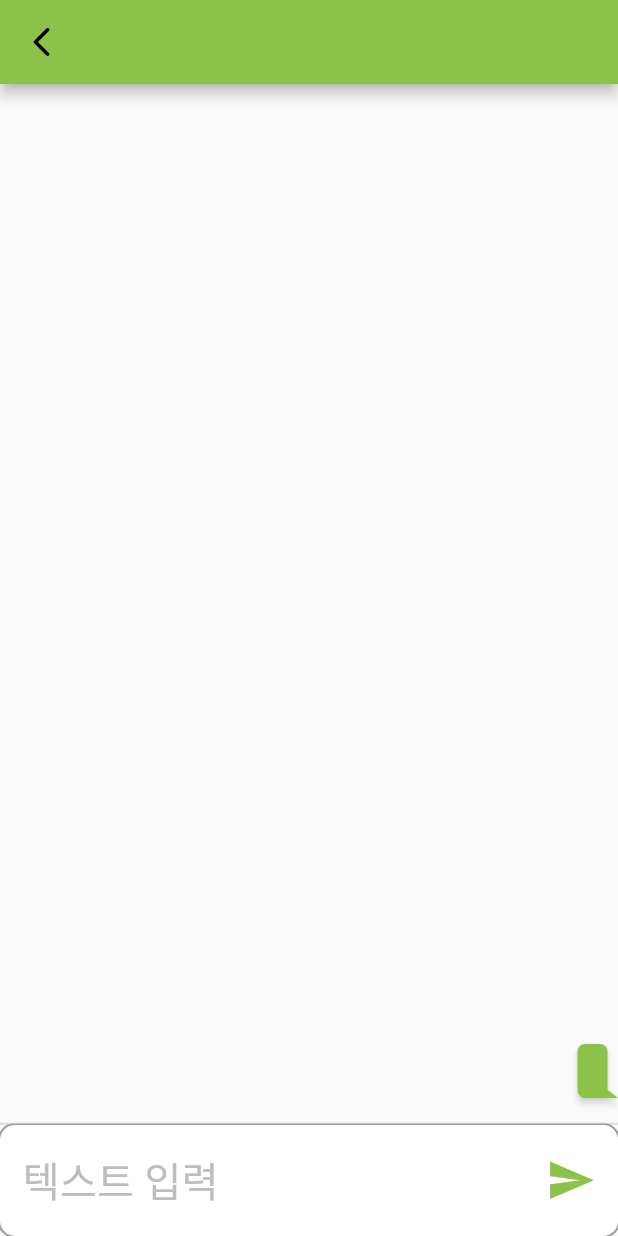
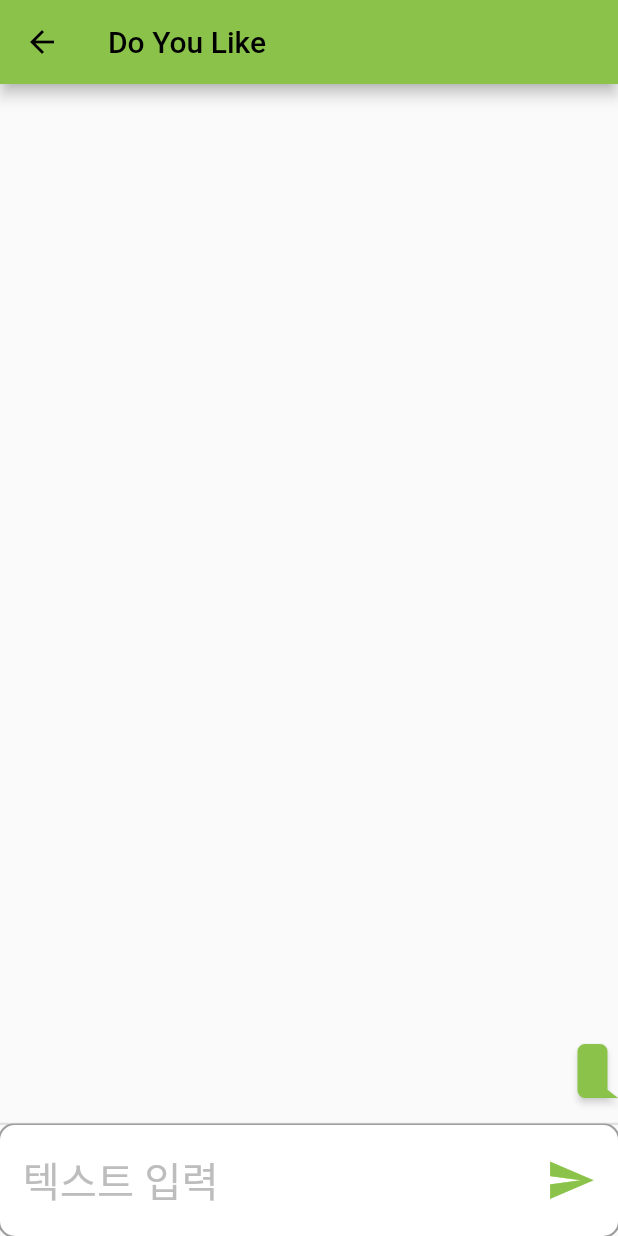
Before and after one commit to SangBumKo/practice_flutter, a Flutter app: the screen it shows once a user with an empty profile is signed in, after a tap on the "send" icon, on a phone screen of 412 x 824 dp. Run offline on Flutter 3.47's test engine with Material 2 defaults, Android fonts, the phone set to English and light mode, and no system bars; drawn by our look-alikes of flutter_chat_bubble; our stand-ins replace animated_custom_dropdown, cloud_firestore, firebase_auth, firebase_core, get, salomon_bottom_bar; missing offline and left inert: firestore_search, flutter_animated_button; accounts and stored records are empty.

Commit message:
18th Commit 09/25 22:32
-> 채팅방 들어오면 바로 로그 안보이는 것 해결
-> accept버튼 누를 시 바로 나가지는 현상 해결
-> 그룹 나가기 구현중

TODO
1. 그룹 나가기 구현
2. 그룹 없을 때 검색 전에 나오지 않는 현상 해결
3. validation구현

```diff
--- a/lib/controllers/CurrentChattingPageController.dart
+++ b/lib/controllers/CurrentChattingPageController.dart
@@ -9,12 +9,27 @@ class CurrentChattingPageController extends GetxService {
   late CollectionReference collectionRef;
   final chattingList = Rx<List<ChattingModel>>([]);
 
+  final _exitCount = RxInt(0);
+  RxInt get exitCount => _exitCount;
+
   @override
   void onInit() {
     super.onInit();
   }
 
-  void updateCollectionRef(String subCollectionPath){
+  void updateExitCount(int newCount){
+    _exitCount(newCount);
+  }
+
+  void getExitCount(){
+    if(collectionRef == null){
+      print('collectionRef is Null');
+    }else {
+      collectionRef.doc('exitCount').get();
+    }
+  }
+
+  void fixCollectionRef(String subCollectionPath){
     collectionRef = FirebaseFirestore.instance
         .collection('CHATTING_ROOMS').doc('MATCHED').
     collection(subCollectionPath);
@@ -28,9 +43,10 @@ class CurrentChattingPageController extends GetxService {
   }
 
   Future<void> load() async {
+    ///update auto
     var now = DateTime.now().millisecondsSinceEpoch;
     var result = await collectionRef
-        .where('uploadTime', isGreaterThan: now)
+        .where('uploadTime', isLessThan: now)
         .orderBy('uploadTime', descending: true)
         .get();
     var l = result.docs
@@ -49,6 +65,7 @@ class CurrentChattingPageController extends GetxService {
   }
 
   void addOne(ChattingModel model) {
+    //update auto
     chattingList.value.insert(0, model);
   }
 }
--- a/lib/screens/chatting_page/ChattingPage.dart
+++ b/lib/screens/chatting_page/ChattingPage.dart
@@ -11,13 +11,20 @@ class ChattingPage extends StatefulWidget {
   _ChattingPageState createState() => _ChattingPageState();
 }
 
+///들어온 순간 exitCount setting done
 class _ChattingPageState extends State<ChattingPage> {
   final TextEditingController _controller = TextEditingController();
   StreamSubscription? _streamSubscription;
   CurrentChattingPageController currentChattingPageController = Get.put(CurrentChattingPageController(), permanent: true);
   bool firstLoad = true;
+  bool _loading = true;
+
   @override
   void initState() {
+    super.initState();
+    WidgetsBinding.instance.addPostFrameCallback((_) async {
+      await currentChattingPageController.load();
+
       _streamSubscription = currentChattingPageController.getSnapshot().listen((event) {
         if(firstLoad) {
           firstLoad = false;
@@ -25,10 +32,11 @@ class _ChattingPageState extends State<ChattingPage> {
         }
         currentChattingPageController.addOne(ChattingModel.fromJson(event.docs[0].data() as Map<String, dynamic>));
       });
-    Future.microtask(() {
-      currentChattingPageController.load();
+
+      setState(() {
+        _loading = false;
       });
-    super.initState();
+    });
   }
 
   @override
@@ -39,22 +47,18 @@ class _ChattingPageState extends State<ChattingPage> {
 
   @override
   Widget build(BuildContext context) {
-    return Scaffold(
+    return _loading ? Scaffold(body: Center(child: CircularProgressIndicator())) :
+    Scaffold(
       appBar: AppBar(
-        //backgroundColor: Colors.grey[900],
-        leading: GestureDetector(
-            onTap: () {
-              Get.back();
-            },
-            child: Icon(Icons.arrow_back_ios_rounded)),
+        title: Text('Do You Like'),
       ),
       body: Column(
         children: [
           Expanded(
-            child: ListView(
+            child: Obx(() => (ListView(
               reverse: true,
               children: currentChattingPageController.chattingList.value.map((e) => ChattingBubble(chattingModel: e)).toList(),
-            ),
+            ))),
           ),
           SizedBox(height: Get.size.height * 0.02,),
           Divider(
--- a/lib/screens/create_group_page/CreateGroupPage.dart
+++ b/lib/screens/create_group_page/CreateGroupPage.dart
@@ -107,6 +107,7 @@ class _CreateGroupPageState extends State<CreateGroupPage> {
     await f.collection('USERS').doc(user.pk).update({'joinedGroupGk' : user.joinedGroupGk});
     await f.collection('GROUPS').doc(newGroup.gk!).set(newGroup.toJson());
 
+    //firebase update error
     currentGroupController.updateCurrentGroup(newGroup);
     currentUserController.updateJoinedGroupGk(newGroup.gk!);
   }
--- a/lib/screens/home_page/HomePage.dart
+++ b/lib/screens/home_page/HomePage.dart
@@ -27,7 +27,7 @@ class _HomePageState extends State<HomePage> {
   final _auth = FirebaseAuth.instance;
   final _isSelected = [false, false];
   late Timer _timer;
-  bool  _loading = true;
+  bool _loading = true;
   int _currentNavBarIndex = 0;
   final CurrentUserController currentUserController =
       Get.put(CurrentUserController());
@@ -39,29 +39,39 @@ class _HomePageState extends State<HomePage> {
   @override
   void initState() {
     super.initState();
-    WidgetsBinding.instance.addPostFrameCallback((_) async{
+    WidgetsBinding.instance.addPostFrameCallback((_) async {
       await firstUpdateController();
       verifyEmail();
       setState(() {
         _loading = false;
       });
       if (currentUserController.user.value.chattingRoomKey != null) {
-        currentChattingPageController.updateCollectionRef(currentUserController.user.value.chattingRoomKey!);
+        currentChattingPageController.fixCollectionRef(
+            currentUserController.user.value.chattingRoomKey!);
+        // DocumentSnapshot exitCountDocumentSnapshot = await currentChattingPageController.collectionRef.doc('exitCount').get();
+        //
+        // currentChattingPageController.updateExitCount(newExitCount);
         Get.to(() => ChattingPage());
       }
     });
   }
 
-  Future firstUpdateController() async{
+  Future firstUpdateController() async {
     //User
-    DocumentSnapshot<Map<String, dynamic>> documentSnapshot = await f.collection('USERS').doc(_auth.currentUser!.uid).get();
+    DocumentSnapshot<Map<String, dynamic>> documentSnapshot =
+        await f.collection('USERS').doc(_auth.currentUser!.uid).get();
     currentUserController.user(UserModel.fromSnapshot(documentSnapshot));
     //Group
-    if(currentUserController.user.value.joinedGroupGk != ''){
-      DocumentSnapshot<Map<String, dynamic>> documentSnapshot = await f.collection('GROUPS').doc(currentUserController.user.value.joinedGroupGk).get();
-      currentGroupController.updateCurrentGroup(GroupModel.fromSnapshot(documentSnapshot));
+    if (currentUserController.user.value.joinedGroupGk != '') {
+      DocumentSnapshot<Map<String, dynamic>> documentSnapshot = await f
+          .collection('GROUPS')
+          .doc(currentUserController.user.value.joinedGroupGk)
+          .get();
+      currentGroupController
+          .updateCurrentGroup(GroupModel.fromSnapshot(documentSnapshot));
     }
   }
+
   Future verifyEmail() async {
     if (!_auth.currentUser!.emailVerified) {
       await Get.defaultDialog(
@@ -111,20 +121,23 @@ class _HomePageState extends State<HomePage> {
   @override
   //HomePage 구조
   Widget build(BuildContext context) {
-    return _loading ? Center(child: CircularProgressIndicator()) : getScaffoldByGroupState();
+    return _loading
+        ? Scaffold(body: Center(child: CircularProgressIndicator()))
+        : getScaffoldByGroupState();
   }
 
   Widget getScaffoldByGroupState() {
-    return currentGroupController.group.value.gk == null
-        ? outOfGroup()
-        : inGroup();
+    return Obx((){
+      return currentGroupController.group.value.gk == null
+          ? outOfGroup()
+          : inGroup();
+    });
   }
 
   Scaffold outOfGroup() {
     return Scaffold(
       appBar: AppBar(
-        title: Text("Do You Like?"),
-        backgroundColor: const Color(0xFF86D58E),
+        title: Text('Do You Like'),
       ),
       body: Stack(children: [
         SizedBox.expand(),
@@ -143,7 +156,7 @@ class _HomePageState extends State<HomePage> {
   Scaffold inGroup() {
     return Scaffold(
       appBar: AppBar(
-        title: Text("Do You Like?"),
+        title: Text('Do You Like'),
         actions: [
           Padding(
             padding: const EdgeInsets.all(10.0),
@@ -199,7 +212,7 @@ class _HomePageState extends State<HomePage> {
 
   //Body에 들어갈 위젯
   StreamBuilder viewGroupsList({required bool userJoinedGroup}) {
-   return StreamBuilder<QuerySnapshot>(
+    return StreamBuilder<QuerySnapshot>(
         stream: f.collection('GROUPS').snapshots(),
         builder: (context, snapshot) {
           if (snapshot.hasData) {
@@ -233,7 +246,7 @@ class _HomePageState extends State<HomePage> {
           group, currentUserController.user.value.joinedGroupGk != ''),
       child: Card(
         shape: RoundedRectangleBorder(borderRadius: BorderRadius.circular(20)),
-        color: group.isFreezed ? Colors.lightBlueAccent : Colors.white,
+        color: Colors.white,
         child: Stack(
           children: [
             Padding(
@@ -243,17 +256,36 @@ class _HomePageState extends State<HomePage> {
                 crossAxisAlignment: CrossAxisAlignment.start,
                 children: [
                   Text(group.name!,
-                      style: const TextStyle(
-                          fontSize: 18.0, fontWeight: FontWeight.bold)),
+                      style: TextStyle(
+                          color: group.isFreezed
+                              ? Colors.black
+                              : Colors.black,
+                          fontSize: 18.0,
+                          fontWeight: FontWeight.bold)),
                   const SizedBox(
                     height: 16.0,
                   ),
                   Expanded(
-                      child: Text(group.leader!.name!,
-                          overflow: TextOverflow.fade)),
+                    child: Text(group.leader!.name!,
+                        overflow: TextOverflow.fade,
+                        style: TextStyle(
+                          color: group.isFreezed
+                              ? Colors.black
+                              : Colors.black,
+                        )),
+                  ),
                 ],
               ),
             ),
+            group.isFreezed ?
+            Positioned(
+              bottom : 10,
+              right: 10,
+              child: Text('FREEZE',
+                  style: TextStyle(
+                      color: Colors.lightBlueAccent,
+                      fontSize: 12.0,
+                      fontWeight: FontWeight.bold))) : SizedBox(height: 0, width: 0,),
           ],
         ),
       ),
@@ -386,11 +418,12 @@ class _HomePageState extends State<HomePage> {
   }
 
   void getCustomDialog(GroupModel group, bool userJoinedGroup) {
-    final bool isLeader = currentGroupController.group.value.leader!.pk ==
-        currentUserController.user.value.pk;
-    final bool isCurrentGroupFull =
-        currentGroupController.group.value.memberList.length ==
-            currentGroupController.group.value.capacity;
+    final bool isLeader = userJoinedGroup ? currentGroupController.group.value.leader!.pk ==
+        currentUserController.user.value.pk : false;
+    // final bool isCurrentGroupFull =
+    //     currentGroupController.group.value.memberList.length ==
+    //         currentGroupController.group.value.capacity;
+    // final bool isTargetGroupFull = group.memberList.length == group.capacity;
     if (!userJoinedGroup) {
       Get.defaultDialog(
         title: group.name!,
@@ -464,17 +497,17 @@ class _HomePageState extends State<HomePage> {
         ),
         confirm: Visibility(
           visible: isLeader,
+
           ///내가 isNotFull이어도 accept x / 상대가 isNotFull이어도 accept x
           child: group.isFreezed
               ? OutlinedButton(
-                  child: Text('Freezed!'),
+                  child: Text('Freezed Or isNotFull!'),
                   onPressed: () {},
                 )
               : OutlinedButton(
                   child: Text('Accept!'),
                   onPressed: () async {
                     await currentGroupController.acceptLike(group);
-                    Get.back();
                   },
                 ),
         ),
```
Also changed, not shown: lib/controllers/CurrentGroupController.dart (+3 -6 lines), lib/models/ChattingRoomModel.dart (added). Lines whose indentation alone changed are shown as unchanged.
